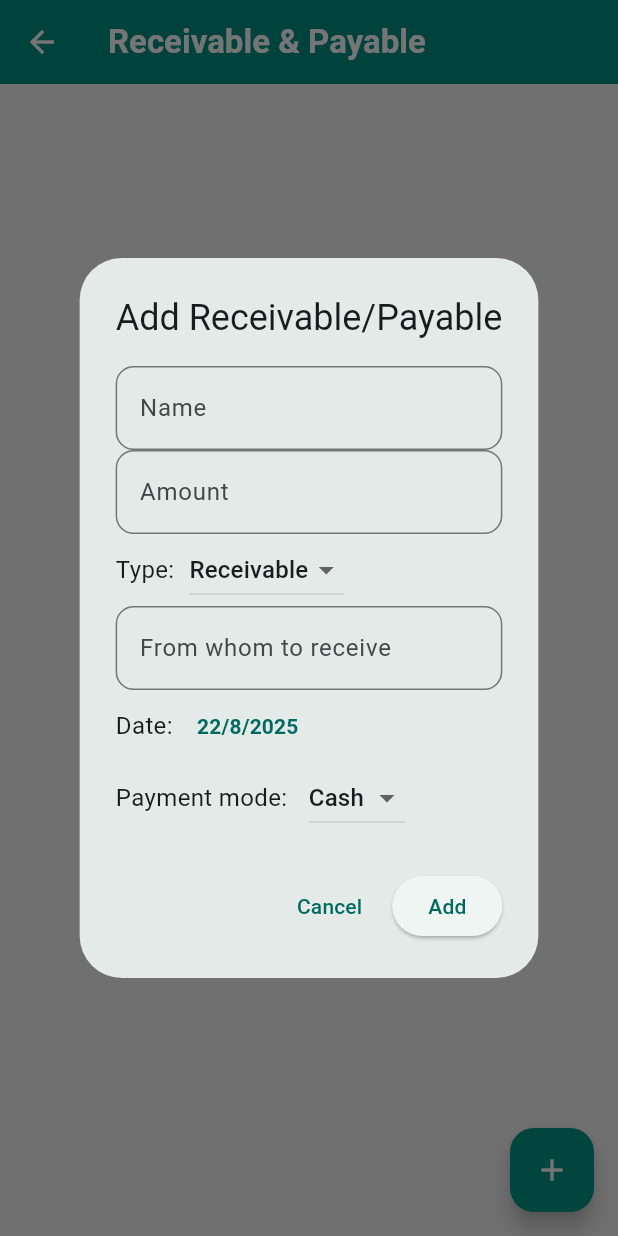
After one commit to riteshny-dev/expense_manager, a Flutter app: the ReceivablePayableScreen screen opened directly, after a tap on the "add" icon, on a phone screen of 412 x 824 dp. The commit adds this screen. Run offline on Flutter 3.47's test engine with Material 3 defaults, Android fonts, the phone set to English and light mode, and no system bars; our stand-ins replace fl_chart, hive, hive_flutter, pdf, permission_handler, share_plus; accounts and stored records are empty.

Commit message:
Made changes for the Receivable and Payable screen

```diff
--- a/lib/models/receivable_payable.dart
+++ b/lib/models/receivable_payable.dart
@@ -13,9 +13,21 @@ class ReceivablePayable extends HiveObject {
   @HiveField(2)
   bool isReceivable; // true = Receivable, false = Payable
 
+  @HiveField(3)
+  String? fromWhom; // New: from whom to receive
+
+  @HiveField(4)
+  DateTime? date; // New: date of transaction
+
+  @HiveField(5)
+  String? paymentMode; // New: payment mode
+
   ReceivablePayable({
     required this.name,
     required this.amount,
     required this.isReceivable,
+    this.fromWhom,
+    this.date,
+    this.paymentMode,
   });
 }
--- /dev/null
+++ b/lib/screens/receivable_payable_screen.dart
@@ -0,0 +1,180 @@
+import 'package:flutter/material.dart';
+import 'package:hive/hive.dart';
+import '../models/receivable_payable.dart';
+
+class ReceivablePayableScreen extends StatefulWidget {
+  const ReceivablePayableScreen({super.key});
+
+  @override
+  State<ReceivablePayableScreen> createState() => _ReceivablePayableScreenState();
+}
+
+class _ReceivablePayableScreenState extends State<ReceivablePayableScreen> {
+  late Box<ReceivablePayable> box;
+
+  @override
+  void initState() {
+    super.initState();
+    box = Hive.box<ReceivablePayable>('receivables_payables');
+  }
+
+  void _showAddDialog() {
+    final nameController = TextEditingController();
+    final amountController = TextEditingController();
+    final fromWhomController = TextEditingController();
+    bool isReceivable = true;
+    DateTime selectedDate = DateTime.now();
+    String paymentMode = 'Cash';
+    final paymentModes = ['Cash', 'UPI', 'Bank', 'Other'];
+
+    showDialog(
+      context: context,
+      builder: (context) => AlertDialog(
+        title: const Text('Add Receivable/Payable'),
+        content: StatefulBuilder(
+          builder: (context, setState) => SingleChildScrollView(
+            child: Column(
+              mainAxisSize: MainAxisSize.min,
+              children: [
+                TextField(
+                  controller: nameController,
+                  decoration: const InputDecoration(labelText: 'Name'),
+                ),
+                TextField(
+                  controller: amountController,
+                  decoration: const InputDecoration(labelText: 'Amount'),
+                  keyboardType: TextInputType.numberWithOptions(decimal: true),
+                ),
+                Row(
+                  children: [
+                    const Text('Type:'),
+                    const SizedBox(width: 10),
+                    DropdownButton<bool>(
+                      value: isReceivable,
+                      items: const [
+                        DropdownMenuItem(value: true, child: Text('Receivable')),
+                        DropdownMenuItem(value: false, child: Text('Payable')),
+                      ],
+                      onChanged: (val) {
+                        if (val != null) {
+                          setState(() {
+                            isReceivable = val;
+                          });
+                        }
+                      },
+                    ),
+                  ],
+                ),
+                if (isReceivable) ...[
+                  TextField(
+                    controller: fromWhomController,
+                    decoration: const InputDecoration(labelText: 'From whom to receive'),
+                  ),
+                  Row(
+                    children: [
+                      const Text('Date: '),
+                      TextButton(
+                        onPressed: () async {
+                          final picked = await showDatePicker(
+                            context: context,
+                            initialDate: selectedDate,
+                            firstDate: DateTime(2000),
+                            lastDate: DateTime(2100),
+                          );
+                          if (picked != null) {
+                            setState(() {
+                              selectedDate = picked;
+                            });
+                          }
+                        },
+                        child: Text(
+                          "${selectedDate.day}/${selectedDate.month}/${selectedDate.year}",
+                          style: const TextStyle(fontWeight: FontWeight.bold),
+                        ),
+                      ),
+                    ],
+                  ),
+                  Row(
+                    children: [
+                      const Text('Payment mode: '),
+                      const SizedBox(width: 10),
+                      DropdownButton<String>(
+                        value: paymentMode,
+                        items: paymentModes
+                            .map((mode) => DropdownMenuItem(
+                                  value: mode,
+                                  child: Text(mode),
+                                ))
+                            .toList(),
+                        onChanged: (val) {
+                          if (val != null) {
+                            setState(() {
+                              paymentMode = val;
+                            });
+                          }
+                        },
+                      ),
+                    ],
+                  ),
+                ],
+              ],
+            ),
+          ),
+        ),
+        actions: [
+          TextButton(
+            onPressed: () => Navigator.pop(context),
+            child: const Text('Cancel'),
+          ),
+          ElevatedButton(
+            onPressed: () {
+              final name = nameController.text.trim();
+              final amount = double.tryParse(amountController.text) ?? 0;
+              final fromWhom = fromWhomController.text.trim();
+              if (name.isNotEmpty && amount > 0) {
+                box.add(ReceivablePayable(
+                  name: name,
+                  amount: amount,
+                  isReceivable: isReceivable,
+                  fromWhom: isReceivable ? fromWhom : null,
+                  date: isReceivable ? selectedDate : null,
+                  paymentMode: isReceivable ? paymentMode : null,
+                ));
+                Navigator.pop(context);
+                setState(() {});
+              }
+            },
+            child: const Text('Add'),
+          ),
+        ],
+      ),
+    );
+  }
+
+  @override
+  Widget build(BuildContext context) {
+    final items = box.values.toList();
+    return Scaffold(
+      appBar: AppBar(title: const Text('Receivable & Payable')),
+      body: items.isEmpty
+          ? const Center(child: Text('No entries yet.'))
+          : ListView.builder(
+              itemCount: items.length,
+              itemBuilder: (context, index) {
+                final item = items[index];
+                return ListTile(
+                  leading: Icon(item.isReceivable ? Icons.arrow_downward : Icons.arrow_upward,
+                      color: item.isReceivable ? Colors.green : Colors.red),
+                  title: Text(item.name),
+                  subtitle: Text(item.isReceivable ? 'Receivable' : 'Payable'),
+                  trailing: Text('₹ ${item.amount.toStringAsFixed(2)}'),
+                );
+              },
+            ),
+      floatingActionButton: FloatingActionButton(
+        onPressed: _showAddDialog,
+        child: const Icon(Icons.add),
+      ),
+    );
+  }
+}
--- a/lib/screens/welcome_screen.dart
+++ b/lib/screens/welcome_screen.dart
@@ -6,9 +6,10 @@ import 'package:pdf/pdf.dart';
 import 'package:path_provider/path_provider.dart';
 import 'dart:io';
 import 'package:share_plus/share_plus.dart';
-
 import '../models/expense.dart';
+import '../models/receivable_payable.dart';
 import 'home_screen.dart';
+import 'receivable_payable_screen.dart';
 
 class WelcomeScreen extends StatefulWidget {
   const WelcomeScreen({super.key});
@@ -116,7 +117,16 @@ class _WelcomeScreenState extends State<WelcomeScreen> {
     }).toList();
   }
 
-  Widget _buildReceivablePayableSection(double screenWidth, double screenHeight, Color cardColor, Color borderColor, TextStyle? titleStyle, TextStyle? valueStyle) {
+  Widget _buildReceivablePayableSection(
+    double screenWidth,
+    double screenHeight,
+    Color cardColor,
+    Color borderColor,
+    TextStyle? titleStyle,
+    TextStyle? valueStyle,
+    double receivable,
+    double payable,
+  ) {
     return Padding(
       padding: EdgeInsets.symmetric(horizontal: screenWidth * 0.02, vertical: screenHeight * 0.012),
       child: Container(
@@ -141,7 +151,7 @@ class _WelcomeScreenState extends State<WelcomeScreen> {
                 mainAxisAlignment: MainAxisAlignment.spaceBetween,
                 children: [
                   Text('Total Receivable', style: valueStyle),
-                  Text('₹ 0.00', style: valueStyle?.copyWith(fontWeight: FontWeight.w600)),
+                  Text('₹ ${receivable.toStringAsFixed(2)}', style: valueStyle?.copyWith(fontWeight: FontWeight.w600)),
                 ],
               ),
             ),
@@ -151,7 +161,7 @@ class _WelcomeScreenState extends State<WelcomeScreen> {
                 mainAxisAlignment: MainAxisAlignment.spaceBetween,
                 children: [
                   Text('Total Payable', style: valueStyle),
-                  Text('₹ 0.00', style: valueStyle?.copyWith(fontWeight: FontWeight.w600)),
+                  Text('₹ ${payable.toStringAsFixed(2)}', style: valueStyle?.copyWith(fontWeight: FontWeight.w600)),
                 ],
               ),
             ),
@@ -222,6 +232,23 @@ class _WelcomeScreenState extends State<WelcomeScreen> {
     }
   }
 
+  Map<String, double> _getReceivablePayableTotals() {
+    final box = Hive.box<ReceivablePayable>('receivables_payables');
+    double receivable = 0;
+    double payable = 0;
+    for (final item in box.values) {
+      if (item.isReceivable) {
+        receivable += item.amount;
+      } else {
+        payable += item.amount;
+      }
+    }
+    return {
+      'receivable': receivable,
+      'payable': payable,
+    };
+  }
+
   @override
   Widget build(BuildContext context) {
     final theme = Theme.of(context);
@@ -254,6 +281,8 @@ class _WelcomeScreenState extends State<WelcomeScreen> {
       fontSize: screenWidth * 0.042,
       color: textColor,
     );
+
+    final totals = _getReceivablePayableTotals();
 
     return Scaffold(
       backgroundColor: backgroundColor,
@@ -494,7 +523,25 @@ class _WelcomeScreenState extends State<WelcomeScreen> {
                   },
                 ),
                 SizedBox(height: screenHeight * 0.02),
-                _buildReceivablePayableSection(screenWidth, screenHeight, cardColor, borderColor, titleStyle, valueStyle),
+                GestureDetector(
+                  onTap: () async {
+                    await Navigator.push(
+                      context,
+                      MaterialPageRoute(builder: (_) => const ReceivablePayableScreen()),
+                    );
+                    setState(() {}); // Refresh totals after returning
+                  },
+                  child: _buildReceivablePayableSection(
+                    screenWidth,
+                    screenHeight,
+                    cardColor,
+                    borderColor,
+                    titleStyle,
+                    valueStyle,
+                    totals['receivable'] ?? 0,
+                    totals['payable'] ?? 0,
+                  ),
+                ),
                 SizedBox(height: screenHeight * 0.02),
               ],
             ),
```
Also changed, not shown: lib/models/receivable_payable.g.dart.
